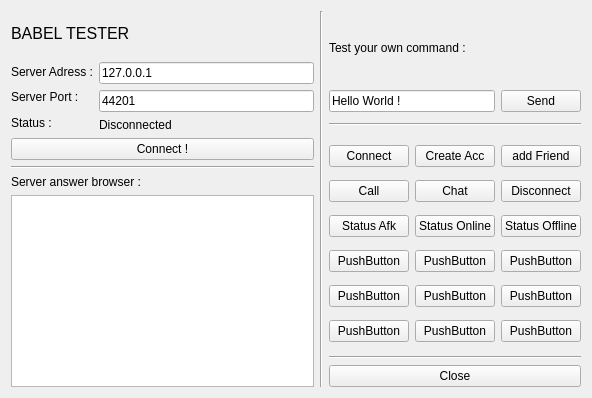
Before: the Qt Designer form Client/ServerTester/servertester.ui in AGuismo/V-and-Co-Babel, drawn with Qt 5.
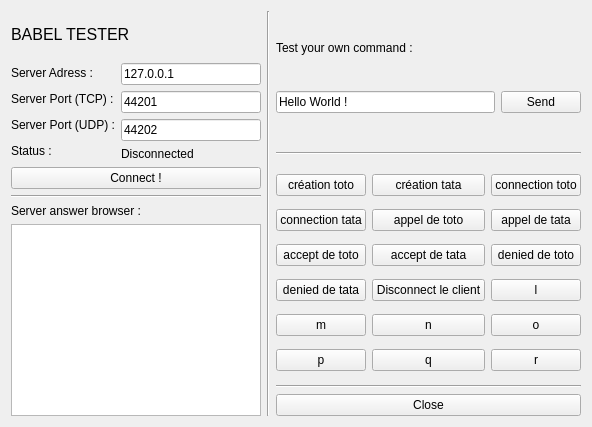
After: the same form once the commit is applied.

Commit message: BabelTester GUI update + update des request

Patch:
```diff
--- a/Client/ServerTester/servertester.ui
+++ b/Client/ServerTester/servertester.ui
@@ -7,7 +7,7 @@
     <x>0</x>
     <y>0</y>
     <width>592</width>
-    <height>398</height>
+    <height>427</height>
    </rect>
   </property>
   <property name="windowTitle">
@@ -15,7 +15,7 @@
   </property>
   <widget class="QWidget" name="centralWidget">
    <layout class="QGridLayout" name="gridLayout_4">
-    <item row="4" column="3" rowspan="3">
+    <item row="5" column="3" rowspan="3">
      <layout class="QGridLayout" name="gridLayout">
       <item row="2" column="0">
        <widget class="QPushButton" name="pushButton_3">
@@ -23,7 +23,7 @@
          <cursorShape>PointingHandCursor</cursorShape>
         </property>
         <property name="text">
-         <string>Status Afk</string>
+         <string>accept de toto</string>
         </property>
        </widget>
       </item>
@@ -33,7 +33,7 @@
          <cursorShape>PointingHandCursor</cursorShape>
         </property>
         <property name="text">
-         <string>Disconnect</string>
+         <string>appel de tata</string>
         </property>
        </widget>
       </item>
@@ -43,7 +43,7 @@
          <cursorShape>PointingHandCursor</cursorShape>
         </property>
         <property name="text">
-         <string>Chat</string>
+         <string>appel de toto</string>
         </property>
        </widget>
       </item>
@@ -53,7 +53,7 @@
          <cursorShape>PointingHandCursor</cursorShape>
         </property>
         <property name="text">
-         <string>Call</string>
+         <string>connection tata</string>
         </property>
        </widget>
       </item>
@@ -63,7 +63,7 @@
          <cursorShape>PointingHandCursor</cursorShape>
         </property>
         <property name="text">
-         <string>add Friend</string>
+         <string>connection toto</string>
         </property>
        </widget>
       </item>
@@ -73,7 +73,7 @@
          <cursorShape>PointingHandCursor</cursorShape>
         </property>
         <property name="text">
-         <string>Create Acc</string>
+         <string>création tata</string>
         </property>
        </widget>
       </item>
@@ -83,7 +83,7 @@
          <cursorShape>PointingHandCursor</cursorShape>
         </property>
         <property name="text">
-         <string>Status Online</string>
+         <string>accept de tata</string>
         </property>
        </widget>
       </item>
@@ -93,7 +93,7 @@
          <cursorShape>PointingHandCursor</cursorShape>
         </property>
         <property name="text">
-         <string>PushButton</string>
+         <string>denied de tata</string>
         </property>
        </widget>
       </item>
@@ -103,7 +103,7 @@
          <cursorShape>PointingHandCursor</cursorShape>
         </property>
         <property name="text">
-         <string>PushButton</string>
+         <string>Disconnect le client</string>
         </property>
        </widget>
       </item>
@@ -113,7 +113,7 @@
          <cursorShape>PointingHandCursor</cursorShape>
         </property>
         <property name="text">
-         <string>PushButton</string>
+         <string>q</string>
         </property>
        </widget>
       </item>
@@ -123,7 +123,7 @@
          <cursorShape>PointingHandCursor</cursorShape>
         </property>
         <property name="text">
-         <string>PushButton</string>
+         <string>l</string>
         </property>
        </widget>
       </item>
@@ -133,7 +133,7 @@
          <cursorShape>PointingHandCursor</cursorShape>
         </property>
         <property name="text">
-         <string>PushButton</string>
+         <string>r</string>
         </property>
        </widget>
       </item>
@@ -143,7 +143,7 @@
          <cursorShape>PointingHandCursor</cursorShape>
         </property>
         <property name="text">
-         <string>PushButton</string>
+         <string>p</string>
         </property>
        </widget>
       </item>
@@ -153,7 +153,7 @@
          <cursorShape>PointingHandCursor</cursorShape>
         </property>
         <property name="text">
-         <string>PushButton</string>
+         <string>m</string>
         </property>
        </widget>
       </item>
@@ -163,7 +163,7 @@
          <cursorShape>PointingHandCursor</cursorShape>
         </property>
         <property name="text">
-         <string>PushButton</string>
+         <string>n</string>
         </property>
        </widget>
       </item>
@@ -173,7 +173,7 @@
          <cursorShape>PointingHandCursor</cursorShape>
         </property>
         <property name="text">
-         <string>PushButton</string>
+         <string>o</string>
         </property>
        </widget>
       </item>
@@ -183,7 +183,7 @@
          <cursorShape>PointingHandCursor</cursorShape>
         </property>
         <property name="text">
-         <string>Status Offline</string>
+         <string>denied de toto</string>
         </property>
        </widget>
       </item>
@@ -193,7 +193,7 @@
          <cursorShape>PointingHandCursor</cursorShape>
         </property>
         <property name="text">
-         <string>Connect</string>
+         <string>création toto</string>
         </property>
        </widget>
       </item>
@@ -215,7 +215,7 @@
       </item>
      </layout>
     </item>
-    <item row="6" column="0" rowspan="3" colspan="2">
+    <item row="7" column="0" rowspan="3" colspan="2">
      <layout class="QVBoxLayout" name="verticalLayout_3">
       <item>
        <widget class="QLabel" name="labelServerBrowser">
@@ -229,7 +229,7 @@
       </item>
      </layout>
     </item>
-    <item row="1" column="0" rowspan="3">
+    <item row="1" column="0" rowspan="4">
      <layout class="QVBoxLayout" name="verticalLayout_2">
       <item>
        <widget class="QLabel" name="labelAdress">
@@ -241,7 +241,14 @@
       <item>
        <widget class="QLabel" name="labelPort">
         <property name="text">
-         <string>Server Port :</string>
+         <string>Server Port (TCP) :</string>
+        </property>
+       </widget>
+      </item>
+      <item>
+       <widget class="QLabel" name="labelPortUDP">
+        <property name="text">
+         <string>Server Port (UDP) :</string>
         </property>
        </widget>
       </item>
@@ -282,7 +289,7 @@
       </item>
      </layout>
     </item>
-    <item row="8" column="3">
+    <item row="9" column="3">
      <widget class="QPushButton" name="ButtonQuit">
       <property name="cursor">
        <cursorShape>PointingHandCursor</cursorShape>
@@ -292,14 +299,14 @@
       </property>
      </widget>
     </item>
-    <item row="5" column="0" colspan="2">
+    <item row="6" column="0" colspan="2">
      <widget class="Line" name="line_5">
       <property name="orientation">
        <enum>Qt::Horizontal</enum>
       </property>
      </widget>
     </item>
-    <item row="3" column="1">
+    <item row="4" column="1">
      <widget class="QLabel" name="connectStatus">
       <property name="text">
        <string>Disconnected</string>
@@ -320,7 +327,7 @@
       </property>
      </widget>
     </item>
-    <item row="4" column="0" colspan="2">
+    <item row="5" column="0" colspan="2">
      <widget class="QPushButton" name="ButtonConnect">
       <property name="cursor">
        <cursorShape>PointingHandCursor</cursorShape>
@@ -330,27 +337,34 @@
       </property>
      </widget>
     </item>
-    <item row="3" column="3">
+    <item row="4" column="3">
      <widget class="Line" name="line_2">
       <property name="orientation">
        <enum>Qt::Horizontal</enum>
       </property>
      </widget>
     </item>
-    <item row="0" column="2" rowspan="9">
+    <item row="0" column="2" rowspan="10">
      <widget class="Line" name="line_4">
       <property name="orientation">
        <enum>Qt::Vertical</enum>
       </property>
      </widget>
     </item>
-    <item row="7" column="3">
+    <item row="8" column="3">
      <widget class="Line" name="line_3">
       <property name="orientation">
        <enum>Qt::Horizontal</enum>
       </property>
      </widget>
     </item>
+    <item row="3" column="1">
+     <widget class="QLineEdit" name="linePortUDP">
+      <property name="text">
+       <string>44202</string>
+      </property>
+     </widget>
+    </item>
    </layout>
   </widget>
  </widget>
```
Left out of the diff: 82 changed lines with no effect on the pictures. The commit also changes 4 other files.
